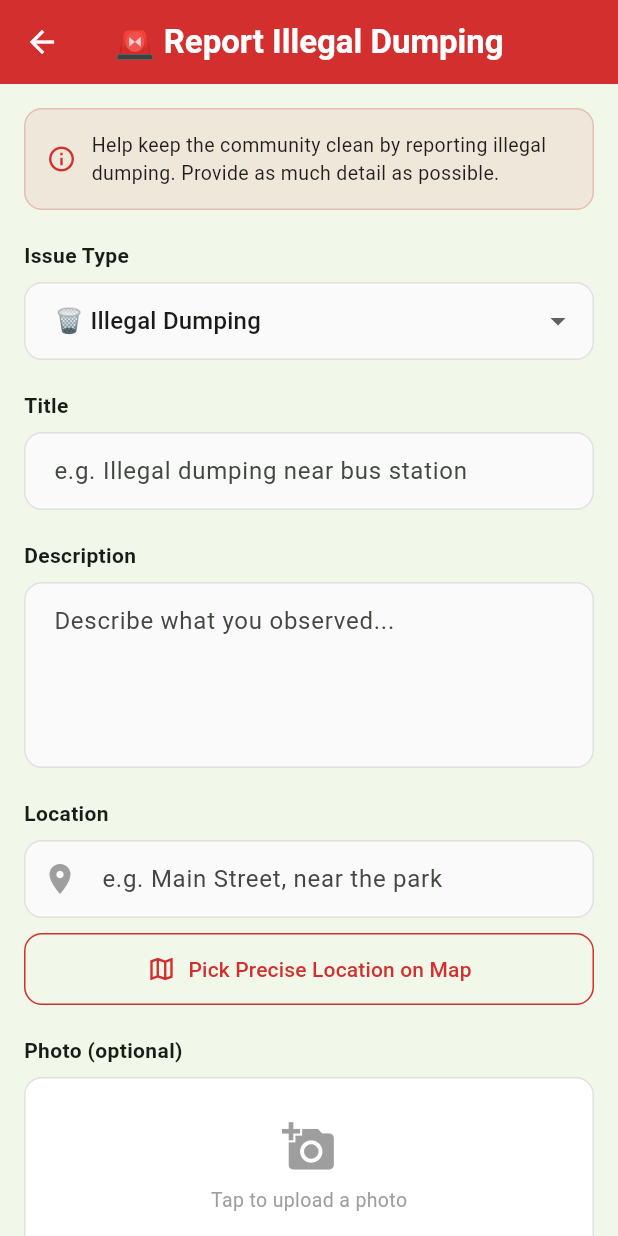
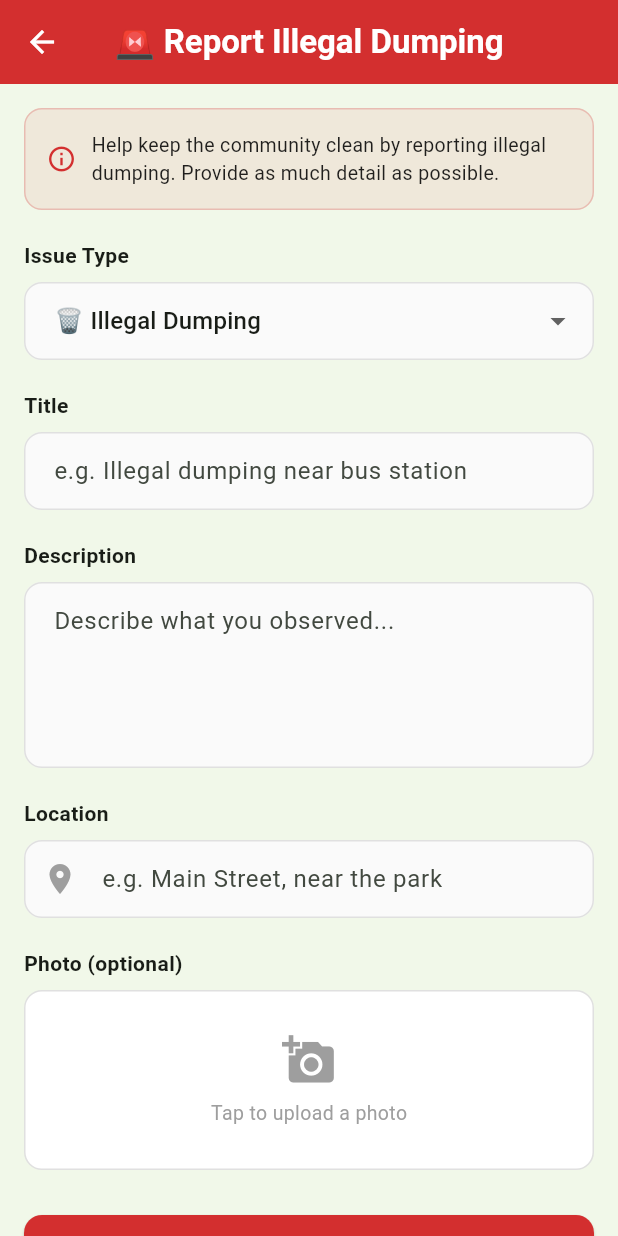
Before and after one commit to thisantha01/EcoTrack--Neighborhood-Waste-and-Recycling-Coordination-System-, a Flutter app: the IllegalDumpingReportScreen screen opened directly, on a phone screen of 412 x 824 dp. Run offline on Flutter 3.47's test engine with Material 3 defaults, Android fonts, the phone set to English and light mode, and no system bars; our stand-ins replace cached_network_image, flutter_map, flutter_secure_storage, image_picker, latlong2; accounts and stored records are empty.

Commit message:
Revert "Add map location picker for illegal dumping reports and update dependencies"
This reverts commit 88ea848abad2456b0ec7be1e25fdbfeb7b92f3b1.

```diff
--- a/frontend_flutter/lib/screens/community/illegal_dumping_report_screen.dart
+++ b/frontend_flutter/lib/screens/community/illegal_dumping_report_screen.dart
@@ -1,10 +1,7 @@
 import 'package:flutter/foundation.dart';
 import 'package:flutter/material.dart';
-import 'package:flutter_map/flutter_map.dart';
 import 'package:image_picker/image_picker.dart';
-import 'package:latlong2/latlong.dart';
 import '../../services/community_report_service.dart';
-import 'map_location_picker_screen.dart';
 
 class IllegalDumpingReportScreen extends StatefulWidget {
   const IllegalDumpingReportScreen({super.key});
@@ -23,8 +20,6 @@ class _IllegalDumpingReportScreenState
   String _type = 'illegal_dumping';
   Uint8List? _imageBytes;
   String? _imageUrl;
-  double? _pickedLat;
-  double? _pickedLng;
   bool _submitting = false;
 
   @override
@@ -47,30 +42,6 @@ class _IllegalDumpingReportScreenState
     }
   }
 
-  Future<void> _openMapPicker() async {
-    final result = await Navigator.push<PickedLocation>(
-      context,
-      MaterialPageRoute(
-        builder: (_) => MapLocationPickerScreen(
-          initialPosition: _pickedLat != null && _pickedLng != null
-              ? LatLng(_pickedLat!, _pickedLng!)
-              : null,
-          initialLabel: _locationCtrl.text,
-        ),
-      ),
-    );
-    if (result != null) {
-      setState(() {
-        _pickedLat = result.lat;
-        _pickedLng = result.lng;
-        // Auto-fill the location text field with the label if provided
-        if (result.label != null && result.label!.isNotEmpty) {
-          _locationCtrl.text = result.label!;
-        }
-      });
-    }
-  }
-
   Future<void> _submit() async {
     if (!_formKey.currentState!.validate()) return;
 
@@ -82,9 +53,6 @@ class _IllegalDumpingReportScreenState
         location: _locationCtrl.text.trim(),
         type: _type,
         imageUrl: _imageUrl,
-        coordinates: _pickedLat != null && _pickedLng != null
-            ? {'lat': _pickedLat!, 'lng': _pickedLng!}
-            : null,
       );
 
       if (mounted) {
@@ -238,78 +206,6 @@ class _IllegalDumpingReportScreenState
                     v == null || v.trim().isEmpty ? 'Location is required' : null,
               ),
 
-              const SizedBox(height: 10),
-
-              // Pick on Map button
-              SizedBox(
-                width: double.infinity,
-                child: OutlinedButton.icon(
-                  onPressed: _openMapPicker,
-                  icon: const Icon(Icons.map_outlined, size: 20),
-                  label: Text(
-                    _pickedLat != null ? 'Change Map Location ✓' : 'Pick Precise Location on Map',
-                    style: const TextStyle(fontSize: 14),
-                  ),
-                  style: OutlinedButton.styleFrom(
-                    foregroundColor: const Color(0xFFD32F2F),
-                    side: const BorderSide(color: Color(0xFFD32F2F)),
-                    padding: const EdgeInsets.symmetric(vertical: 14),
-                    shape: RoundedRectangleBorder(
-                      borderRadius: BorderRadius.circular(12),
-                    ),
-                  ),
-                ),
-              ),
-
-              // Small map preview when coordinates are selected
-              if (_pickedLat != null && _pickedLng != null) ...[
-                const SizedBox(height: 10),
-                ClipRRect(
-                  borderRadius: BorderRadius.circular(12),
-                  child: SizedBox(
-                    height: 150,
-                    width: double.infinity,
-                    child: IgnorePointer(
-                      child: FlutterMap(
-                        options: MapOptions(
-                          initialCenter: LatLng(_pickedLat!, _pickedLng!),
-                          initialZoom: 16,
-                          interactionOptions: const InteractionOptions(
-                            flags: InteractiveFlag.none,
-                          ),
-                        ),
-                        children: [
-                          TileLayer(
-                            urlTemplate:
-                                'https://tile.openstreetmap.org/{z}/{x}/{y}.png',
-                            userAgentPackageName: 'com.ecotrack.app',
-                          ),
-                          MarkerLayer(
-                            markers: [
-                              Marker(
-                                point: LatLng(_pickedLat!, _pickedLng!),
-                                width: 40,
-                                height: 40,
-                                child: const Icon(
-                                  Icons.location_pin,
-                                  color: Color(0xFFD32F2F),
-                                  size: 40,
-                                ),
-                              ),
-                            ],
-                          ),
-                        ],
-                      ),
-                    ),
-                  ),
-                ),
-                const SizedBox(height: 4),
-                Text(
-                  '📍 ${_pickedLat!.toStringAsFixed(5)}, ${_pickedLng!.toStringAsFixed(5)}',
-                  style: const TextStyle(fontSize: 12, color: Colors.grey),
-                ),
-              ],
-
               const SizedBox(height: 20),
 
               // Photo upload
```
Also changed, not shown: frontend_flutter/lib/screens/community/map_location_picker_screen.dart (deleted, +0 -283 lines), frontend_flutter/pubspec.lock.
